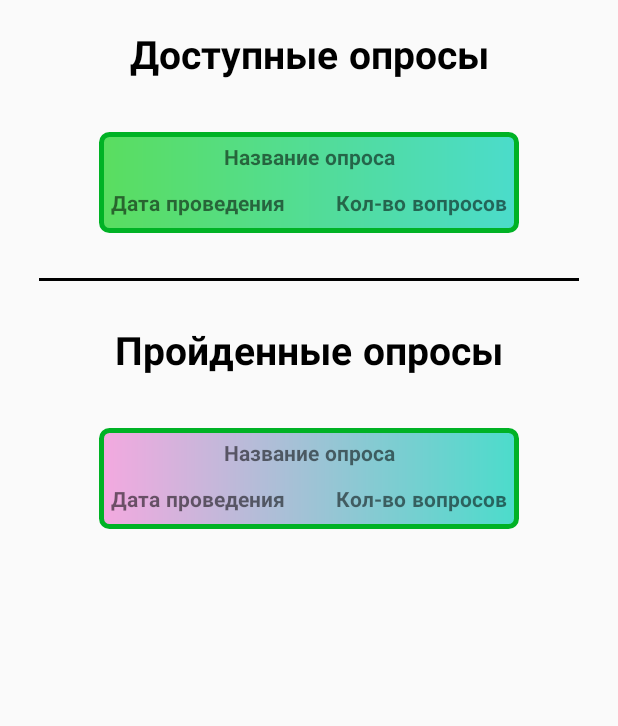
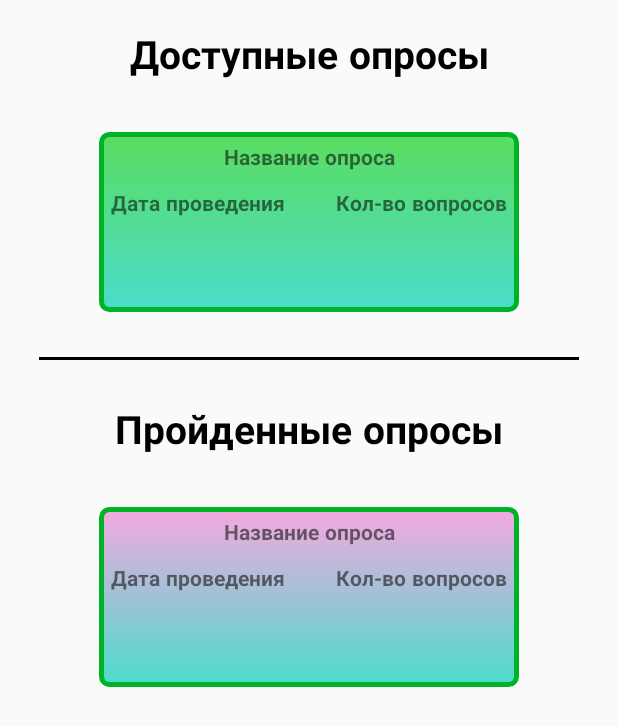
Before and after one commit to PrinterOMG/JoteroApp, an Android app: the QuizFeed screen opened directly, with no data from a screen before it, on a phone screen of 412 x 824 dp. Shown: the top 726 px of the screen. Run offline under Robolectric (Android 15) with nearby library versions, the phone set to English and light mode, and no system bars.

Commit message:
change height of items and fixed gradient direction

```diff
--- a/app/src/main/res/drawable-v24/available_quiz_in_feed_style.xml
+++ b/app/src/main/res/drawable-v24/available_quiz_in_feed_style.xml
@@ -7,6 +7,6 @@
     <corners android:radius="5dp" />
     <gradient
         android:startColor="#5ADD5F"
-        android:endColor="#4BDCCB"/>
-    <corners android:radius="5dp" />
+        android:endColor="#4BDCCB"
+        android:angle="270"/>
 </shape>
--- a/app/src/main/res/drawable/completed_quiz_in_feed_style.xml
+++ b/app/src/main/res/drawable/completed_quiz_in_feed_style.xml
@@ -7,5 +7,6 @@
     <corners android:radius="5dp" />
     <gradient
         android:startColor="#F4A9E0"
-        android:endColor="#4BDCCB"/>
+        android:endColor="#4BDCCB"
+        android:angle="270"/>
 </shape>
--- a/app/src/main/res/layout/available_quiz_in_feed.xml
+++ b/app/src/main/res/layout/available_quiz_in_feed.xml
@@ -2,7 +2,7 @@
 <RelativeLayout xmlns:android="http://schemas.android.com/apk/res/android"
     android:id="@+id/available_quiz_body"
     android:layout_width="match_parent"
-    android:layout_height="wrap_content"
+    android:layout_height="120sp"
     android:layout_below="@+id/available_quiz"
     android:layout_marginStart="40sp"
     android:layout_marginEnd="40sp"
--- a/app/src/main/res/layout/completed_quiz_in_feed.xml
+++ b/app/src/main/res/layout/completed_quiz_in_feed.xml
@@ -2,7 +2,7 @@
 <RelativeLayout xmlns:android="http://schemas.android.com/apk/res/android"
     android:id="@+id/completed_quiz_body"
     android:layout_width="match_parent"
-    android:layout_height="wrap_content"
+    android:layout_height="120sp"
     android:layout_below="@+id/completed_quiz"
     android:layout_marginTop="30sp"
     android:layout_marginStart="40sp"
```
